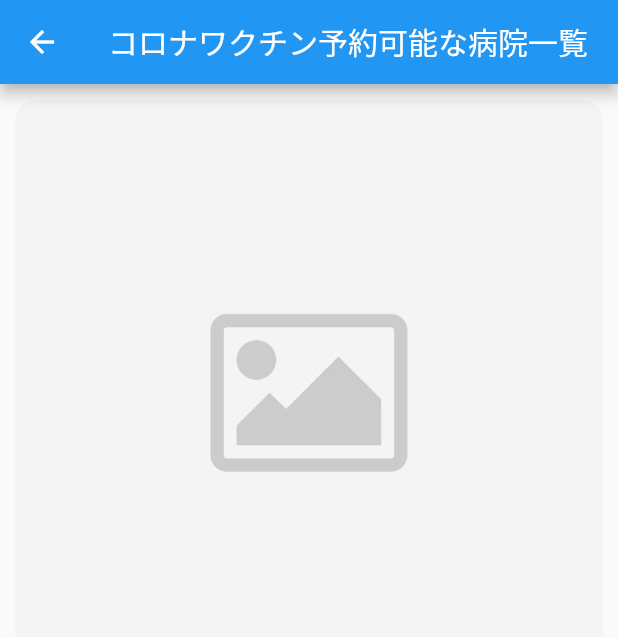
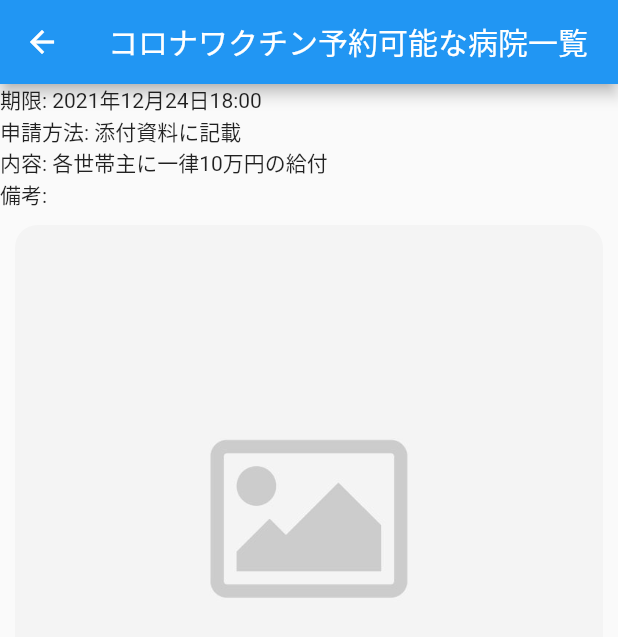
Before and after one commit to a5chin/kairanban, a Flutter app: the Topic2Page screen opened directly, on a phone screen of 412 x 824 dp. Shown: the top 637 px of the screen. Run offline on Flutter 3.47's test engine with Material 2 defaults, Android fonts, the phone set to English and light mode, and no system bars; our stand-ins replace carousel_slider, google_nav_bar; network calls fail.

Commit message:
Develop (#14)
* create kairanban app

* add NavBar (#2)

* Feature home (#4)

* add NavBar

* add carousel

* add hero

* Feature home (#5)

* add NavBar

* add carousel

* add hero

* add link

* Feature home hara (#7)

* add NavBar

* add carousel

* add hero

* add link

* create branch

* Feature home uchikawa (#6)

* create kairanban app

* add NavBar

* add NavBar (#2)

* add carousel

* add hero

* Feature home (#4)

* add NavBar

* add carousel

* add hero

* add link

* UI作成

* modified UI

Co-authored-by: a5chin <t319080@m.chukyo-u.ac.jp>
Co-authored-by: a5chin <81167661+a5chin@users.noreply.github.com>

Co-authored-by: Yuya-Uchikawa <63756117+Yuya-Uchikawa@users.noreply.github.com>

* Feature home uchikawa (#9)

* add NavBar

* add carousel

* add hero

* add link

* UI作成

* modified UI

* hero modified.

* hero modified #2

* detail dev #1

Co-authored-by: a5chin <t319080@m.chukyo-u.ac.jp>
Co-authored-by: a5chin <81167661+a5chin@users.noreply.github.com>

* add child (#10)

* add child (#11)

* add child (#12)

* Feature home uchikawa (#13)

* add NavBar

* add carousel

* add hero

* add link

* UI作成

* modified UI

* hero modified.

* hero modified #2

* detail dev #1

Co-authored-by: Yuya-Uchikawa <yuuya_uchikawa@icloud.com>
Co-authored-by: Yuya-Uchikawa <63756117+Yuya-Uchikawa@users.noreply.github.com>

Co-authored-by: Yuya-Uchikawa <63756117+Yuya-Uchikawa@users.noreply.github.com>
Co-authored-by: Yuya-Uchikawa <yuuya_uchikawa@icloud.com>

```diff
--- a/lib/page/topics/1.dart
+++ b/lib/page/topics/1.dart
@@ -7,19 +7,22 @@ class Topic1Page extends StatelessWidget {
         appBar: AppBar(
           title: Text('第2回自治体給付金申請方法について'),
         ),
-        body: Column(
-            children: [
+        body: ListView(
+            children: <Widget>[
               Padding(
                 padding: EdgeInsets.all(10.0),
-                  child: Hero(
-                      tag: 'imageHero',
+                child: Center(
                     child: ClipRRect(
                       borderRadius: BorderRadius.all(Radius.circular(15.0)),
                       child: Image.asset('assets/images/dummy.jpg'),
                     )
                 )
               ),
-            ]
+              Text('期限: 2021年12月24日18:00'),
+              Text('申請方法: 添付資料に記載'),
+              Text('内容: 各世帯主に一律10万円の給付'),
+              Text('備考: '),
+            ],
         )
     );
   }
--- a/lib/page/topics/2.dart
+++ b/lib/page/topics/2.dart
@@ -7,19 +7,22 @@ class Topic2Page extends StatelessWidget {
         appBar: AppBar(
           title: Text('コロナワクチン予約可能な病院一覧'),
         ),
-        body: Column(
-            children: [
+        body: ListView(
+          children: <Widget>[
+            Text('期限: 2021年12月24日18:00'),
+            Text('申請方法: 添付資料に記載'),
+            Text('内容: 各世帯主に一律10万円の給付'),
+            Text('備考: '),
             Padding(
                 padding: EdgeInsets.all(10.0),
-                  child: Hero(
-                      tag: 'imageHero',
+                child: Center(
                     child: ClipRRect(
                       borderRadius: BorderRadius.all(Radius.circular(15.0)),
                       child: Image.asset('assets/images/dummy.jpg'),
                     )
                 )
             ),
-            ]
+          ],
         )
     );
   }
--- a/lib/page/topics/3.dart
+++ b/lib/page/topics/3.dart
@@ -7,19 +7,22 @@ class Topic3Page extends StatelessWidget {
         appBar: AppBar(
           title: Text('ゴミ分別方法の変更についてのご連絡'),
         ),
-        body: Column(
-            children: [
+        body: ListView(
+          children: <Widget>[
+            Text('期限: 2021年12月24日18:00'),
+            Text('申請方法: 添付資料に記載'),
             Padding(
                 padding: EdgeInsets.all(10.0),
-                  child: Hero(
-                      tag: 'imageHero',
+                child: Center(
                     child: ClipRRect(
                       borderRadius: BorderRadius.all(Radius.circular(15.0)),
                       child: Image.asset('assets/images/dummy.jpg'),
                     )
                 )
             ),
-            ]
+            Text('内容: 各世帯主に一律10万円の給付'),
+            Text('備考: '),
+          ],
         )
     );
   }
--- a/lib/page/topics/4.dart
+++ b/lib/page/topics/4.dart
@@ -7,19 +7,22 @@ class Topic4Page extends StatelessWidget {
         appBar: AppBar(
           title: Text('自治体総決算会議の出欠確認'),
         ),
-        body: Column(
-            children: [
+        body: ListView(
+          children: <Widget>[
             Padding(
                 padding: EdgeInsets.all(10.0),
-                  child: Hero(
-                      tag: 'imageHero',
+                child: Center(
                     child: ClipRRect(
                       borderRadius: BorderRadius.all(Radius.circular(15.0)),
                       child: Image.asset('assets/images/dummy.jpg'),
                     )
                 )
             ),
-            ]
+            Text('期限: 2021年12月24日18:00'),
+            Text('申請方法: 添付資料に記載'),
+            Text('内容: 各世帯主に一律10万円の給付'),
+            Text('備考: '),
+          ],
         )
     );
   }
```
Also changed, not shown: lib/page/parenting.dart (+46 -2 lines). Lines whose indentation alone changed are shown as unchanged.
